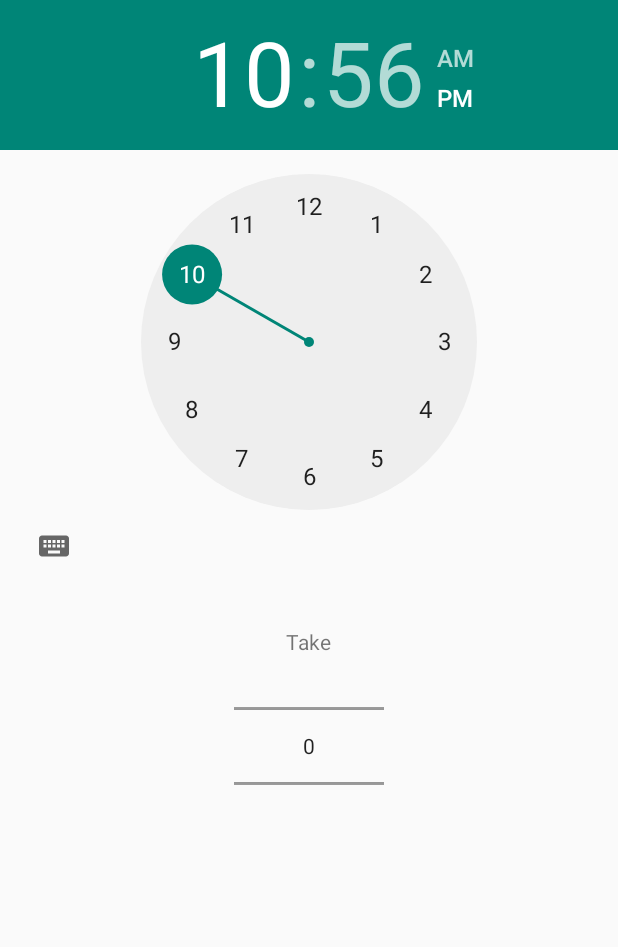
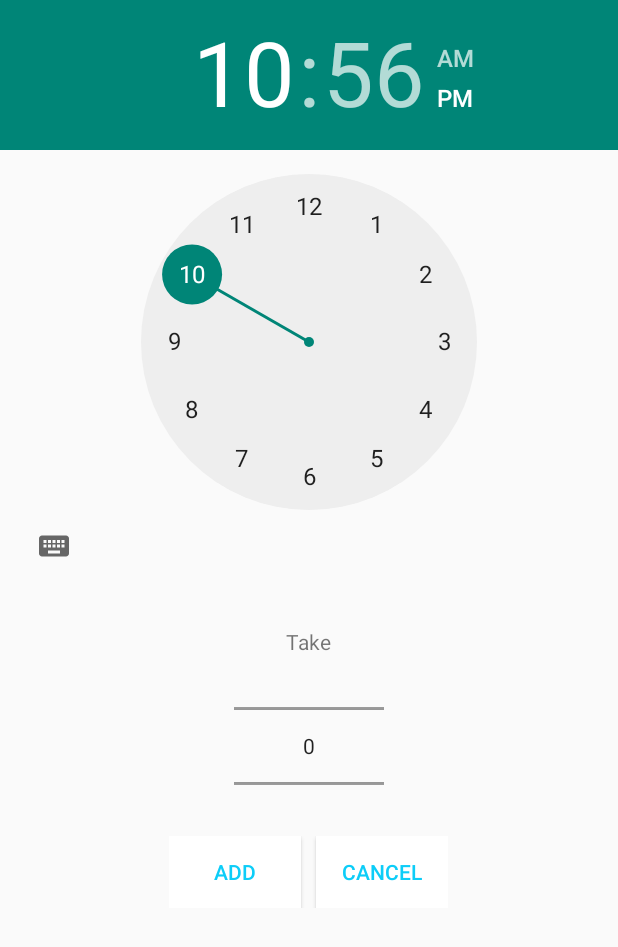
Before and after one commit to maiajam/MedcineAlram, an Android app: the layout timepicker.xml on its own in the app's theme, with its tools: preview values and no code run, on a phone screen of 412 x 824 dp. Shown: the top 947 px of the screen. Run offline under Robolectric (Android 15) with nearby library versions, the phone set to English and light mode, and no system bars.

Commit message:
update the app

```diff
--- a/app/src/main/java/com/example/maiajam/medcinealram/FragmentPrefrence.java
+++ b/app/src/main/java/com/example/maiajam/medcinealram/FragmentPrefrence.java
@@ -45,7 +45,7 @@ public class FragmentPrefrence extends PreferenceFragment {
 
                     String value = (String)newValue ;
 
-                    if(value == "العربية")
+                    if(value.equalsIgnoreCase("العربية") )
                     {
                         locale = new Locale("ar");
                         Resources resources = getResources();
@@ -57,7 +57,7 @@ public class FragmentPrefrence extends PreferenceFragment {
                         startActivity(i);
 
                     } else {
-                        if (value == "Engilsh") {
+                        if (value.equalsIgnoreCase("English")) {
 
                             locale = new Locale("en");
                             Resources resources = getResources();
--- a/app/src/main/java/com/example/maiajam/medcinealram/MyAdapter.java
+++ b/app/src/main/java/com/example/maiajam/medcinealram/MyAdapter.java
@@ -84,6 +84,7 @@ public class MyAdapter extends RecyclerView.Adapter<MyAdapter.Holder> {
                             case R.id.action_edit:
                                 Intent i = new Intent(context, AddMedcine.class);
                                 i.putExtra("med_id",medid);
+                                i.addFlags(Intent.FLAG_ACTIVITY_NEW_TASK);
                                 context.startActivity(i);
                                 break;
                         }
--- a/app/src/main/res/layout/timepicker.xml
+++ b/app/src/main/res/layout/timepicker.xml
@@ -25,4 +25,32 @@
         android:layout_marginBottom="10dp"
         android:layout_gravity="center"
         android:id ="@+id/Dose"></NumberPicker>
+
+    <LinearLayout
+        android:layout_width="wrap_content"
+        android:layout_height="wrap_content"
+        android:layout_gravity="center_horizontal"
+        android:orientation="horizontal">
+
+        <Button
+            android:layout_width="wrap_content"
+            android:layout_height="wrap_content"
+            android:id="@+id/TimePicker_B_Add"
+            android:layout_gravity="center"
+            android:background="@color/whiteColor"
+            android:textColor="@color/colorAccent"
+            android:layout_marginEnd="10dp"
+            android:text="@string/label_AddTimeandDose"/>
+
+        <Button
+            android:layout_width="wrap_content"
+            android:layout_height="wrap_content"
+            android:layout_gravity="center"
+            android:background="@color/whiteColor"
+            android:textColor="@color/colorAccent"
+            android:id="@+id/TimePicker_B_Cancel"
+            android:text="@string/label_Cancel"/>
+        </LinearLayout>
+
+
 </LinearLayout>
--- a/app/src/main/res/values/colors.xml
+++ b/app/src/main/res/values/colors.xml
@@ -3,4 +3,5 @@
     <color name="colorPrimary">#3F51B5</color>
     <color name="colorPrimaryDark">#0CCDF8</color>
     <color name="colorAccent">#0CCDF8</color>
+    <color name="whiteColor">#ffffff</color>
 </resources>
--- a/app/src/main/res/values/strings.xml
+++ b/app/src/main/res/values/strings.xml
@@ -25,7 +25,7 @@
 
 
     <string-array name="lang">
-        <item>Engilsh</item>
+        <item>English</item>
         <item>العربية</item>
     </string-array>
 
@@ -44,7 +44,8 @@
         <item>Every 3 hours</item>
 
     </string-array>
-    <string name="title_activity_add__medcine">ADD_Medcine</string>
+    <string name="title_activity_add__medcine">Add Medicine</string>
+    <string name="title_main">My Medicine</string>
     <string name="large_text">
         "Material is the metaphor.\n\n"
 
@@ -174,4 +175,6 @@
     <string name="Toast_enternote">plaese .. Enter Note about this medicine</string>
     <string name="label_TV_WelcomeEmptyList">You Dont Have Any Medicine Yet</string>
     <string name="label_TV_WelcomeEmptyList2">Start Adding</string>
+    <string name="label_AddTimeandDose">Add</string>
+    <string name="label_Cancel">Cancel</string>
 </resources>
```
Also changed, not shown: app/src/main/java/com/example/maiajam/medcinealram/ui/AddMedcine.java (+12 -4 lines), app/src/main/java/com/example/maiajam/medcinealram/ui/TimeDoseDialge.java (+63 -42 lines), 1 other file.
